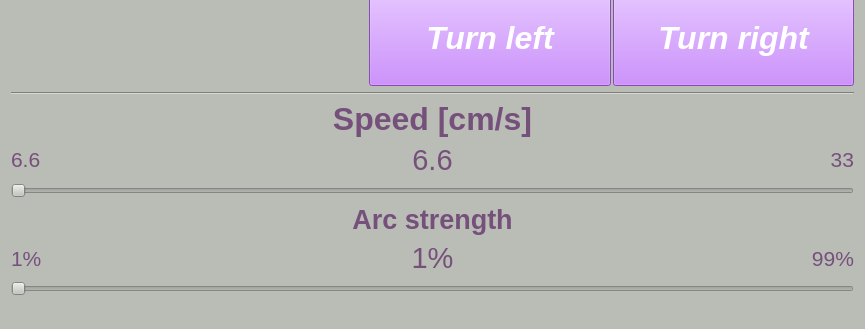
EmbeddedPaul166/Robot-Control, file Robot_Control/view.ui: the form before one commit; both pictures show x 0 to 865 and y 264 to 593 of the 865 by 593 pixel window.
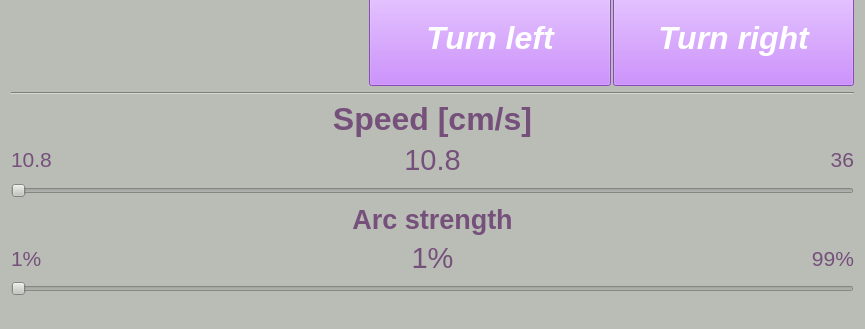
The form after the commit.

The edit to the form file:
```diff
--- a/Robot_Control/view.ui
+++ b/Robot_Control/view.ui
@@ -394,7 +394,7 @@
          <string notr="true">color: rgb(117, 80, 123);</string>
         </property>
         <property name="text">
-         <string>6.6</string>
+         <string>10.8</string>
         </property>
        </widget>
       </item>
@@ -409,7 +409,7 @@
          <string notr="true">color: rgb(117, 80, 123);</string>
         </property>
         <property name="text">
-         <string>6.6</string>
+         <string>10.8</string>
         </property>
         <property name="alignment">
          <set>Qt::AlignCenter</set>
@@ -433,7 +433,7 @@
          <string notr="true">color: rgb(117, 80, 123);</string>
         </property>
         <property name="text">
-         <string>33</string>
+         <string>36</string>
         </property>
         <property name="alignment">
          <set>Qt::AlignRight|Qt::AlignTrailing|Qt::AlignVCenter</set>
```
Left out of the diff: 2 changed lines with no effect on the pictures.
